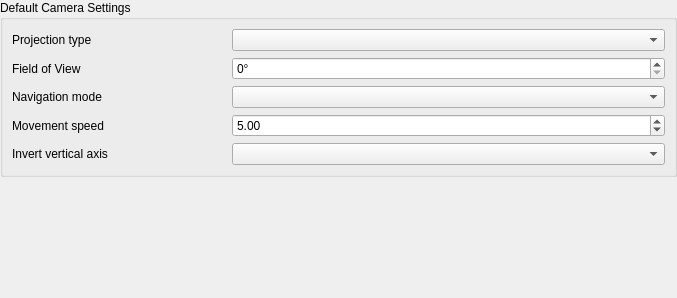
First picture: the form in src/ui/3d/qgs3doptionsbase.ui, repository qgis/QGIS, before the edit.
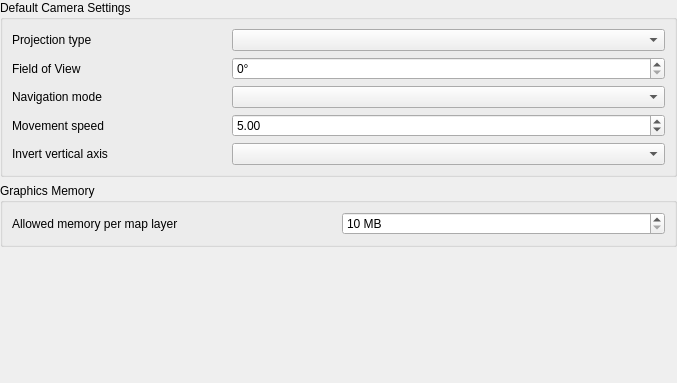
Second picture: the form after the edit. Custom widgets are drawn as their Qt base class.

Commit message: Allow GPU memory limit configuration + show a warning when limit got hit

Patch:
```diff
--- a/src/ui/3d/qgs3doptionsbase.ui
+++ b/src/ui/3d/qgs3doptionsbase.ui
@@ -10,7 +10,7 @@
     <x>0</x>
     <y>0</y>
     <width>677</width>
-    <height>298</height>
+    <height>383</height>
    </rect>
   </property>
   <property name="windowTitle">
@@ -47,7 +47,7 @@
          <x>0</x>
          <y>0</y>
          <width>677</width>
-         <height>298</height>
+         <height>383</height>
         </rect>
        </property>
        <layout class="QGridLayout" name="gridLayout_2">
@@ -63,6 +63,19 @@
         <property name="bottomMargin">
          <number>0</number>
         </property>
+        <item row="2" column="0">
+         <spacer name="verticalSpacer">
+          <property name="orientation">
+           <enum>Qt::Vertical</enum>
+          </property>
+          <property name="sizeHint" stdset="0">
+           <size>
+            <width>20</width>
+            <height>40</height>
+           </size>
+          </property>
+         </spacer>
+        </item>
         <item row="0" column="0">
          <widget class="QGroupBox" name="cameraTerrain">
           <property name="title">
@@ -140,17 +153,39 @@
          </widget>
         </item>
         <item row="1" column="0">
-         <spacer name="verticalSpacer">
-          <property name="orientation">
-           <enum>Qt::Vertical</enum>
+         <widget class="QGroupBox" name="groupBox">
+          <property name="title">
+           <string>Graphics Memory</string>
           </property>
-          <property name="sizeHint" stdset="0">
-           <size>
-            <width>20</width>
-            <height>40</height>
-           </size>
-          </property>
-         </spacer>
+          <layout class="QGridLayout" name="gridLayout_3">
+           <item row="0" column="0">
+            <widget class="QLabel" name="label">
+             <property name="text">
+              <string>Allowed memory per map layer</string>
+             </property>
+            </widget>
+           </item>
+           <item row="0" column="1">
+            <widget class="QgsDoubleSpinBox" name="mGpuMemoryLimit">
+             <property name="suffix">
+              <string> MB</string>
+             </property>
+             <property name="decimals">
+              <number>0</number>
+             </property>
+             <property name="minimum">
+              <double>10.000000000000000</double>
+             </property>
+             <property name="maximum">
+              <double>100000.000000000000000</double>
+             </property>
+             <property name="singleStep">
+              <double>100.000000000000000</double>
+             </property>
+            </widget>
+           </item>
+          </layout>
+         </widget>
         </item>
        </layout>
       </widget>
```
The commit also changes 11 other files.
